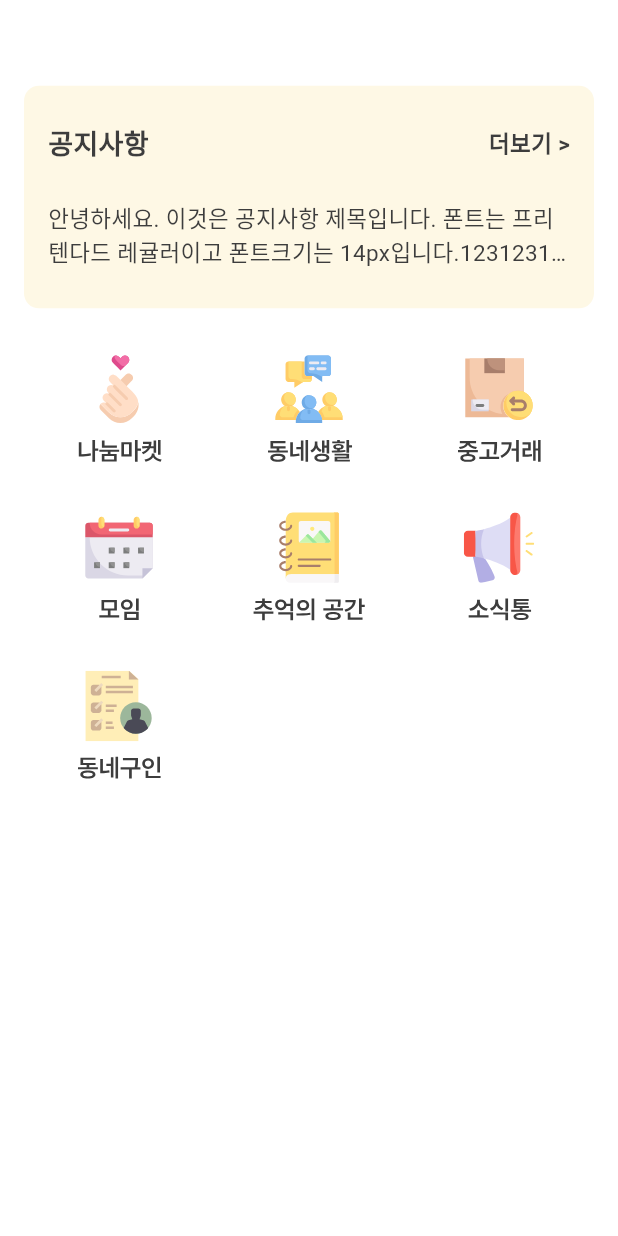
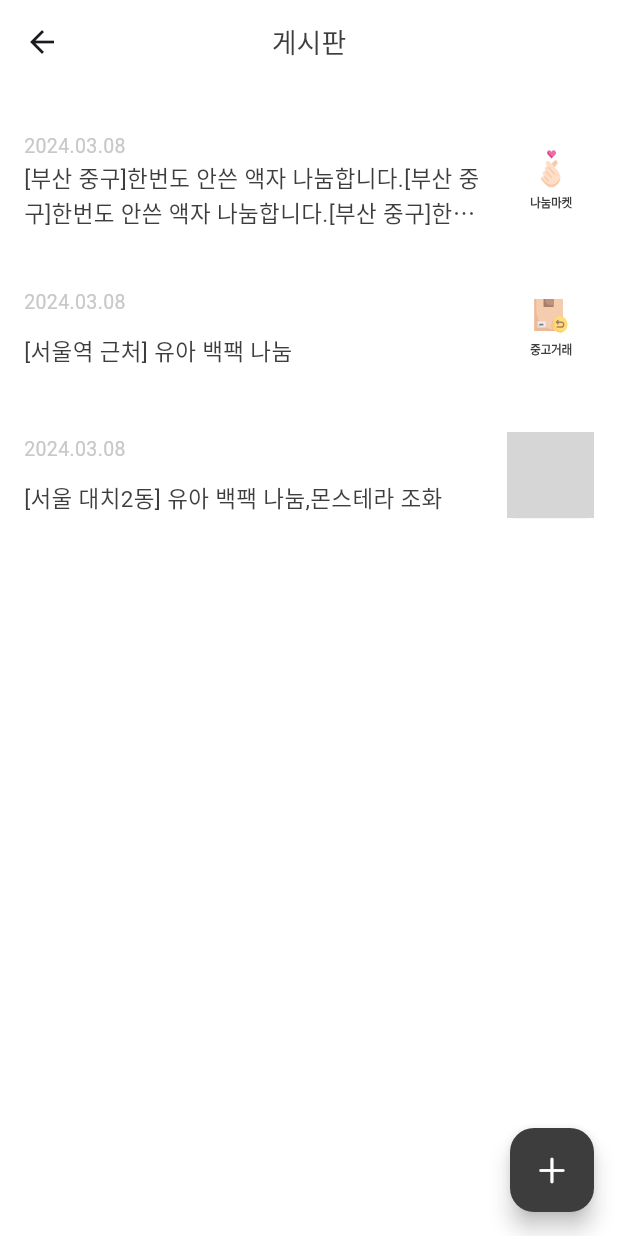
Before and after one commit to GodBongJune/Town-publish, a Flutter app: the HomePage screen opened directly, after a tap on an icon or button, on a phone screen of 412 x 824 dp. Run offline on Flutter 3.47's test engine with Material 3 defaults, Android fonts, the light colour scheme and no system bars; our stand-ins replace animated_splash_screen, flutter_svg, image_picker, logger; grey boxes are pictures that could not be loaded.

Commit message:
게시판 글쓰기 페이지 완료

```diff
--- /dev/null
+++ b/lib/pages/content_page/content_page.dart
@@ -0,0 +1,33 @@
+import 'package:flutter/cupertino.dart';
+import 'package:flutter/material.dart';
+import 'package:town/core/constant/color.dart';
+import 'package:town/pages/content_page/content_page_widgets/content_page_body.dart';
+import 'package:town/pages/content_page/content_page_widgets/content_page_write.dart';
+
+class ContentPage extends StatelessWidget {
+  const ContentPage({super.key});
+
+  @override
+  Widget build(BuildContext context) {
+    return Scaffold(
+      appBar: AppBar(
+        title: Text("게시판"),
+      ),
+      body: ContentPageBody(),
+      floatingActionButton: FloatingActionButton(
+        backgroundColor: k3DColor,
+        onPressed: () {
+          Navigator.of(context).push(
+            MaterialPageRoute(
+              builder: (context) => ContentPageWrite(),
+            ),
+          );
+        },
+        child: Icon(
+          CupertinoIcons.plus,
+          color: Colors.white,
+        ),
+      ),
+    );
+  }
+}
--- /dev/null
+++ b/lib/pages/content_page/content_page_widgets/content_page_body.dart
@@ -0,0 +1,85 @@
+import 'package:flutter/material.dart';
+import 'package:flutter_svg/flutter_svg.dart';
+import 'package:town/core/constant/color.dart';
+import 'package:town/core/constant/size.dart';
+
+class ContentPageBody extends StatelessWidget {
+  const ContentPageBody({super.key});
+
+  @override
+  Widget build(BuildContext context) {
+    List<Map<String, dynamic>> contentList = [
+      {
+        "time": "2024.03.08",
+        "title":
+            "[부산 중구]한번도 안쓴 액자 나눔합니다.[부산 중구]한번도 안쓴 액자 나눔합니다.[부산 중구]한번도 안쓴 액자 나눔합니다.[부산 중구]한번도 안쓴 액자 나눔합니다.[부산 중구]한번도 안쓴 액자 나눔합니다.",
+        "image": "assets/home/free.svg",
+      },
+      {
+        "time": "2024.03.08",
+        "title": "[서울역 근처] 유아 백팩 나눔",
+        "image": "assets/home/used.svg",
+      },
+      {
+        "time": "2024.03.08",
+        "title": "[서울 대치2동] 유아 백팩 나눔,몬스테라 조화",
+        "image": "",
+      },
+    ];
+
+    return Padding(
+      padding: const EdgeInsets.all(16.0),
+      child: ListView.builder(
+        itemCount: contentList.length,
+        itemBuilder: (context, index) {
+          return Padding(
+            padding: const EdgeInsets.symmetric(vertical: 16.0),
+            child: Container(
+              height: MediaQuery.of(context).size.height * 0.08,
+              child: Row(
+                children: [
+                  Expanded(
+                    child: Column(
+                      mainAxisAlignment: MainAxisAlignment.spaceAround,
+                      crossAxisAlignment: CrossAxisAlignment.start,
+                      children: [
+                        Text(
+                          contentList[index]["time"],
+                          style: TextStyle(
+                            color: kC8Color,
+                            fontSize: size13,
+                          ),
+                        ),
+                        Text(
+                          contentList[index]["title"],
+                          style: TextStyle(
+                            color: k3DColor,
+                            fontSize: size15,
+                          ),
+                          maxLines: 2,
+                          overflow: TextOverflow.ellipsis,
+                        ),
+                      ],
+                    ),
+                  ),
+                  SizedBox(width: 10),
+                  ClipRRect(
+                    borderRadius: BorderRadius.circular(5),
+                    child: SizedBox(
+                      height: MediaQuery.of(context).size.height * 0.07,
+                      width: MediaQuery.of(context).size.height * 0.07,
+                      child: SvgPicture.asset(
+                        contentList[index]["image"],
+                        fit: BoxFit.fill,
+                      ),
+                    ),
+                  )
+                ],
+              ),
+            ),
+          );
+        },
+      ),
+    );
+  }
+}
--- a/lib/pages/home_page/home_page_widgets/home_page_body.dart
+++ b/lib/pages/home_page/home_page_widgets/home_page_body.dart
@@ -2,6 +2,7 @@ import 'package:flutter/material.dart';
 import 'package:flutter_svg/flutter_svg.dart';
 import 'package:town/core/constant/color.dart';
 import 'package:town/core/constant/size.dart';
+import 'package:town/pages/content_page/content_page.dart';
 
 class HomePageBody extends StatefulWidget {
   const HomePageBody({super.key});
@@ -109,7 +110,13 @@ class _HomePageBodyState extends State<HomePageBody> {
             itemCount: homeList.length,
             itemBuilder: (context, index) {
               return InkWell(
-                onTap: () {},
+                onTap: () {
+                  Navigator.of(context).push(
+                    MaterialPageRoute(
+                      builder: (context) => ContentPage(),
+                    ),
+                  );
+                },
                 child: SvgPicture.asset(
                   homeList[index]["image"],
                 ),
```
Also changed, not shown: lib/pages/alarm_page/alarm_page_widgets/alarm_page_body.dart (+5 -4 lines), lib/pages/content_page/content_page_widgets/content_page_write.dart (added, +72 -0 lines).
